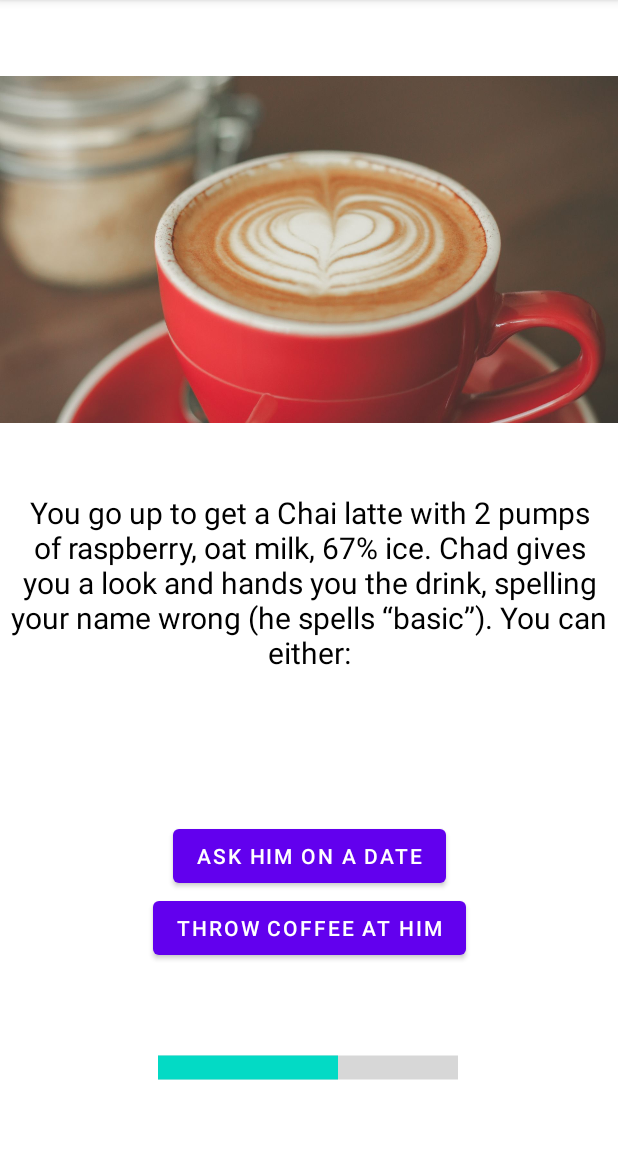
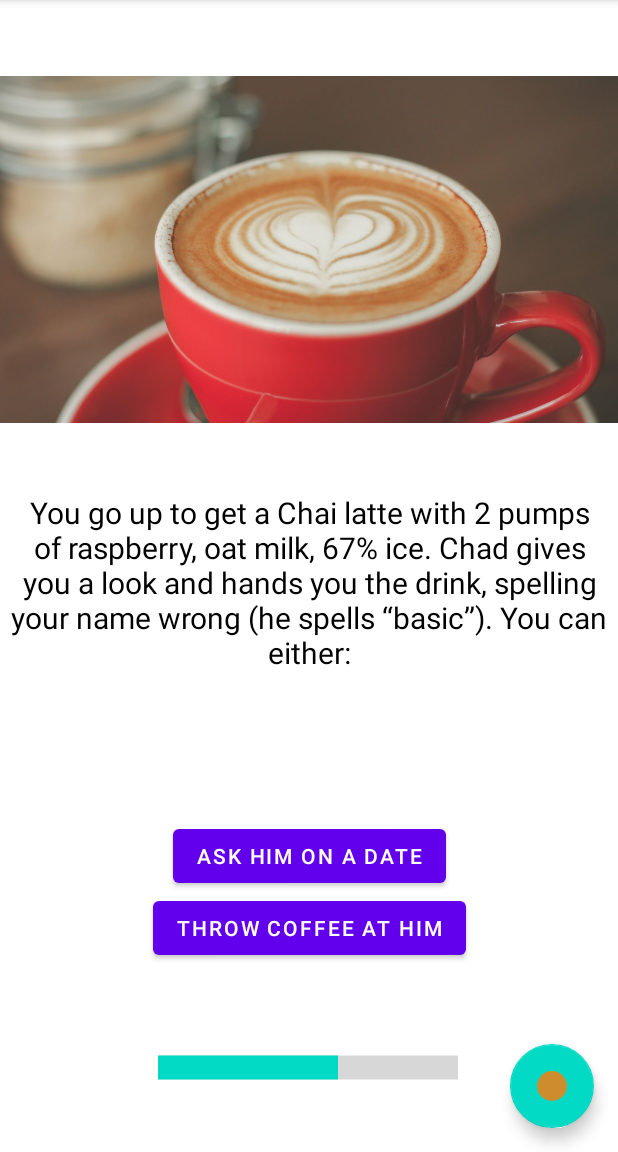
Before and after one commit to MeganNoronha/Fate, an Android app: the screen it shows after launch (MainActivity), after a tap on "CONTINUE", on a phone screen of 412 x 824 dp, the part 84-1236 px from its top. Run offline under Robolectric (Android 15) with nearby library versions, the phone set to English and light mode, and no system bars.

Commit message:
Added coin flip feature with gesture recognition

```diff
--- a/app/src/main/java/com/menaces/fate2/ChoicesFragment.kt
+++ b/app/src/main/java/com/menaces/fate2/ChoicesFragment.kt
@@ -1,5 +1,6 @@
 package com.menaces.fate2
 
+import android.content.Intent
 import android.os.Bundle
 import android.util.Log
 import androidx.fragment.app.Fragment
@@ -10,11 +11,13 @@ import android.widget.Button
 import androidx.fragment.app.commit
 import androidx.lifecycle.Observer
 import androidx.lifecycle.ViewModelProvider
+import com.google.android.material.floatingactionbutton.FloatingActionButton
 
 class ChoicesFragment : Fragment() {
 
     lateinit var leftBtn: Button
     lateinit var rightBtn: Button
+    lateinit var coinBtn: FloatingActionButton
 
     override fun onCreateView(
         inflater: LayoutInflater,
@@ -30,6 +33,7 @@ class ChoicesFragment : Fragment() {
         // references for buttons
         leftBtn = view.findViewById(R.id.left_button)
         rightBtn = view.findViewById(R.id.right_button)
+        coinBtn= view.findViewById(R.id.coin_fab)
 
         // update button text
         updateButtonText()
@@ -55,6 +59,12 @@ class ChoicesFragment : Fragment() {
                 switchScreens()
             }
         }
+
+        coinBtn.setOnClickListener {
+            val intent = Intent(activity, CoinFlipActivity::class.java)
+            startActivity(intent)
+        }
+
     }
 
     private fun switchScreens() {
--- /dev/null
+++ b/app/src/main/res/drawable/ic_coin.xml
@@ -0,0 +1,5 @@
+<vector android:height="50dp" android:tint="#CD8D2D"
+    android:viewportHeight="24" android:viewportWidth="24"
+    android:width="50dp" xmlns:android="http://schemas.android.com/apk/res/android">
+    <path android:fillColor="@android:color/white" android:pathData="M12,12m-10,0a10,10 0,1 1,20 0a10,10 0,1 1,-20 0"/>
+</vector>
--- a/app/src/main/res/layout/fragment_choices.xml
+++ b/app/src/main/res/layout/fragment_choices.xml
@@ -28,5 +28,17 @@
         app:layout_constraintVertical_bias="0.781"
         android:layout_marginBottom="125dp"/>
 
+    <com.google.android.material.floatingactionbutton.FloatingActionButton
+        android:id="@+id/coin_fab"
+        android:layout_width="wrap_content"
+        android:layout_height="wrap_content"
+        android:layout_gravity="end|bottom"
+        android:src="@drawable/ic_coin"
+        android:contentDescription="Click coin to flip"
+        app:layout_constraintBottom_toBottomOf="parent"
+        app:layout_constraintEnd_toEndOf="parent"
+        app:tint="@null"
+        android:layout_margin="16dp" />
+
 
 </androidx.constraintlayout.widget.ConstraintLayout>
```
Also changed, not shown: app/src/main/AndroidManifest.xml (+7 -0 lines), app/src/main/java/com/menaces/fate2/CoinFlipActivity.kt (added, +94 -0 lines), app/src/main/java/com/menaces/fate2/OnSwipeTouchListener.kt (added, +52 -0 lines), app/src/main/res/layout/activity_coin_flip.xml (added, +45 -0 lines).
